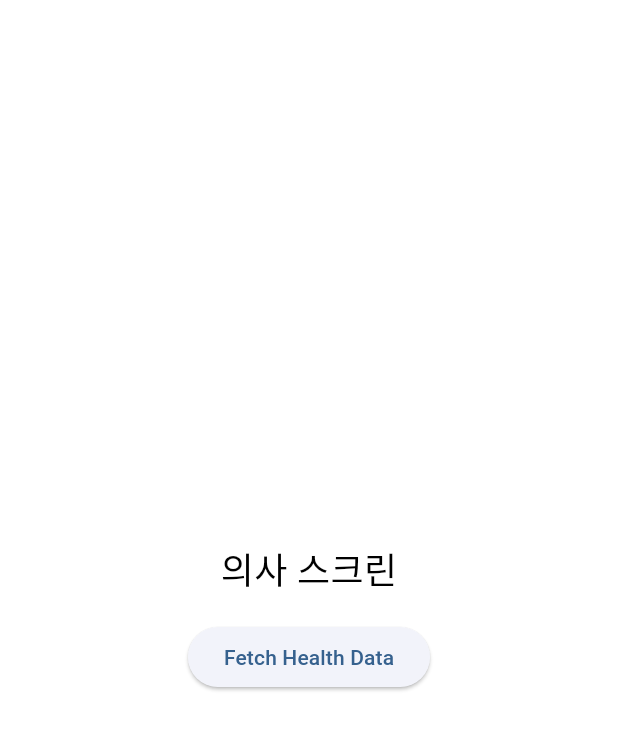
After one commit to sillonjeu/Protector_App, a Flutter app: the screen it shows after launch, after a tap on "Connect to Wear OS", on a phone screen of 412 x 824 dp. The commit adds this screen. Shown: the top 730 px of the screen. Run offline on Flutter 3.47's test engine with Material 3 defaults, Android fonts, the phone set to English and light mode, and no system bars; our stand-ins replace flutter_dotenv, flutter_native_splash, flutter_svg, get; missing offline and left inert: flutter_health_connect, flutter_wear_os_connectivity; Roboto replaces fonts that are missing (Pretendard).

Commit message:
feat: WearOS 연동 준비

```diff
--- a/lib/bindings/root_binding.dart
+++ b/lib/bindings/root_binding.dart
@@ -3,6 +3,7 @@ import 'package:hanieum/viewModels/doctor/doctor_viewmodel.dart';
 import 'package:hanieum/viewModels/telemedicine/telemedicine_viewmodel.dart';
 import '../services/home_service.dart';
 import '../viewModels/home/home_viewmodel.dart';
+import '../viewModels/home/wear_os_connectivity_viewmodel.dart';
 import '../viewModels/root/root_viewmodel.dart';
 
 class RootBinding extends Bindings {
@@ -15,5 +16,6 @@ class RootBinding extends Bindings {
     Get.lazyPut(() => HomeViewModel(service: Get.find()));
     Get.lazyPut(() => TelemedicineViewModel());
     Get.lazyPut(() => DoctorViewModel());
+    Get.lazyPut(() => WearOsConnectivityViewModel());
   }
 }
--- a/lib/services/home_service.dart
+++ b/lib/services/home_service.dart
@@ -1,5 +1,7 @@
 import 'dart:convert';
+import 'dart:typed_data';
 import 'package:flutter_dotenv/flutter_dotenv.dart';
+import 'package:flutter_wear_os_connectivity/flutter_wear_os_connectivity.dart';
 import '../models/home_model.dart';
 import 'package:http/http.dart' as http;
 
@@ -17,3 +19,21 @@ class PatientDrugService {
     }
   }
 }
+
+class WearOsService {
+  final FlutterWearOsConnectivity _connectivity = FlutterWearOsConnectivity();
+
+  Future<void> initialize() async {
+    await _connectivity.configureWearableAPI();
+  }
+
+  Future<List<WearOs>> getConnectedDevices() async {
+    var devices = await _connectivity.getConnectedDevices();
+    return devices.map((device) => WearOs.fromMap(device as Map<String, dynamic>)).toList();  // 변환 함수가 정의되어 있다고 가정
+  }
+
+  Future<String> sendMessage(String message, String deviceId) async {
+    await _connectivity.sendMessage(Uint8List.fromList(message.codeUnits), deviceId: deviceId, path: '/sample-message');
+    return 'Message sent to $deviceId';
+  }
+}
--- /dev/null
+++ b/lib/viewModels/home/wear_os_connectivity_viewmodel.dart
@@ -0,0 +1,42 @@
+import 'package:flutter_wear_os_connectivity/models/index.dart';
+import 'package:get/get.dart';
+import '../../services/home_service.dart';
+
+class WearOsConnectivityViewModel extends GetxController {
+  final WearOsService _service = WearOsService();
+  final RxList<WearOsDevice> connectedDevices = <WearOsDevice>[].obs;
+  final RxString messageStatus = 'Ready to send message'.obs;
+
+  @override
+  void onInit() {
+    super.onInit();
+    initializeService();
+    fetchConnectedDevices();
+  }
+
+  void initializeService() async {
+    await _service.initialize();
+  }
+
+  void fetchConnectedDevices() async {
+    try {
+      var devices = await _service.getConnectedDevices();
+      connectedDevices.assignAll(devices as Iterable<WearOsDevice>);  // 'as' 캐스팅 제거
+    } catch (e) {
+      messageStatus.value = "Failed to fetch devices: $e";
+    }
+  }
+
+  void sendMessage(String deviceId) async {
+    if (connectedDevices.isEmpty) {
+      messageStatus.value = "No connected devices available";
+      return;
+    }
+    try {
+      var result = await _service.sendMessage("Hello from Flutter", deviceId);
+      messageStatus.value = result;
+    } catch (e) {
+      messageStatus.value = "Failed to send message: $e";
+    }
+  }
+}
--- a/lib/viewModels/root/root_viewmodel.dart
+++ b/lib/viewModels/root/root_viewmodel.dart
@@ -9,7 +9,6 @@ class RootViewModel extends GetxController {
   @override
   void onInit() {
     super.onInit();
-
     _selectedIndex = 0.obs;
   }
 
--- a/lib/views/home/home_screen.dart
+++ b/lib/views/home/home_screen.dart
@@ -1,7 +1,7 @@
 import 'package:flutter/material.dart';
-import 'package:flutter_svg/svg.dart';
 import 'package:get/get.dart';
 import 'package:get/get_core/src/get_main.dart';
+import 'package:hanieum/views/home/wear_os_connectivity_screen.dart';
 import '../../models/home_model.dart';
 import '../../utilities/font_system.dart';
 import '../../viewModels/home/home_viewmodel.dart';
@@ -40,6 +40,10 @@ class HomeScreen extends BaseScreen<HomeViewModel> {
               }
               return _buildHorizontalListView(context, drugDoseList);
             }),
+            Padding(
+              padding: const EdgeInsets.symmetric(horizontal: 20, vertical: 30),
+              child: _testConnectWearOS(),
+            ),
           ],
         ),
       ),
@@ -215,6 +219,16 @@ class HomeScreen extends BaseScreen<HomeViewModel> {
     );
   }
 
+  Widget _testConnectWearOS() {
+    return ElevatedButton(
+      onPressed: () {
+        // GetX의 네비게이션 기능을 사용하여 WearOsConnectivityScreen으로 이동
+        Get.to(() => WearOsConnectivityScreen());
+      },
+      child: Text('Connect to Wear OS'),
+    );
+  }
+
   @override
   bool get wrapWithOuterSafeArea => true;
 
--- /dev/null
+++ b/lib/views/home/wear_os_connectivity_screen.dart
@@ -0,0 +1,138 @@
+import 'package:flutter/material.dart';
+import 'package:flutter_health_connect/flutter_health_connect.dart';
+import 'package:get/get.dart';
+import '../../viewModels/home/wear_os_connectivity_viewmodel.dart';
+import '../base/base_screen.dart';
+
+class WearOsConnectivityScreen extends BaseScreen<WearOsConnectivityViewModel> {
+  WearOsConnectivityScreen({super.key});
+
+  @override
+  final WearOsConnectivityViewModel viewModel = Get.find<WearOsConnectivityViewModel>();
+
+  @override
+  Widget buildBody(BuildContext context) {
+    return HealthDataPage();
+  }
+
+  @override
+  bool get wrapWithOuterSafeArea => true;
+
+  @override
+  bool get wrapWithInnerSafeArea => true;
+}
+
+class HealthDataPage extends BaseScreen<WearOsConnectivityViewModel> {
+  const HealthDataPage({super.key});
+
+  @override
+  Widget buildBody(BuildContext context) {
+    return Column(
+      children: <Widget>[
+        Expanded(
+          child: PageView(
+            children: <Widget>[
+              HealthDataContainer(),
+              // 다른 컨테이너 추가 가능
+            ],
+          ),
+        ),
+      ],
+    );
+  }
+}
+
+class HealthDataContainer extends StatelessWidget {
+  HealthDataContainer({super.key});
+
+  final List<HealthConnectDataType> types = [
+    HealthConnectDataType.Steps,
+    HealthConnectDataType.ExerciseSession,
+  ];
+
+  Future<void> _fetchHealthData(BuildContext context) async {
+    bool readOnly = true;
+    String resultText = '';
+    String token = '';
+
+    try {
+      print('Checking if API is supported...');
+      bool isApiSupported = await HealthConnectFactory.isApiSupported();
+      print('API Supported: $isApiSupported');
+
+      print('Checking if Health Connect is available...');
+      bool isAvailable = await HealthConnectFactory.isAvailable();
+      print('Health Connect Available: $isAvailable');
+
+      if (!isAvailable) {
+        print('Installing Health Connect...');
+        await HealthConnectFactory.installHealthConnect();
+        print('Health Connect installation initiated.');
+      }
+
+      print('Checking permissions...');
+      bool hasPermissions = await HealthConnectFactory.hasPermissions(types, readOnly: readOnly);
+      print('Has Permissions: $hasPermissions');
+
+      if (!hasPermissions) {
+        print('Requesting permissions...');
+        await HealthConnectFactory.requestPermissions(types, readOnly: readOnly);
+        print('Permissions requested.');
+      }
+
+      print('Fetching changes token...');
+      token = await HealthConnectFactory.getChangesToken(types);
+      print('Token: $token');
+
+      print('Fetching changes...');
+      var changes = await HealthConnectFactory.getChanges(token);
+      print('Changes: $changes');
+
+      var startTime = DateTime.now().subtract(const Duration(days: 4));
+      var endTime = DateTime.now();
+
+      print('Fetching records...');
+      final requests = <Future>[];
+      Map<String, dynamic> typePoints = {};
+      for (var type in types) {
+        requests.add(HealthConnectFactory.getRecord(
+          type: type,
+          startTime: startTime,
+          endTime: endTime,
+        ).then((value) {
+          typePoints.addAll({type.name: value});
+          print('Fetched ${type.name}: $value');
+        }));
+      }
+      await Future.wait(requests);
+
+      resultText = '$typePoints';
+      print('All records fetched: $resultText');
+    } catch (e) {
+      resultText = e.toString();
+      print('Error fetching data: $resultText');
+    }
+
+    ScaffoldMessenger.of(context).showSnackBar(SnackBar(content: Text(resultText)));
+  }
+
+  @override
+  Widget build(BuildContext context) {
+    return Container(
+      color: Colors.white,
+      child: Center(
+        child: Column(
+          mainAxisAlignment: MainAxisAlignment.center,
+          children: [
+            Text('의사 스크린', style: TextStyle(color: Colors.black, fontSize: 24)),
+            SizedBox(height: 16),
+            ElevatedButton(
+              onPressed: () => _fetchHealthData(context),
+              child: const Text('Fetch Health Data'),
+            ),
+          ],
+        ),
+      ),
+    );
+  }
+}
--- a/lib/views/root/root_screen.dart
+++ b/lib/views/root/root_screen.dart
@@ -1,6 +1,7 @@
 import 'package:flutter/material.dart';
 import 'package:get/get.dart';
 import 'package:hanieum/views/doctor/doctor_screen.dart';
+import 'package:hanieum/views/home/wear_os_connectivity_screen.dart';
 import 'package:hanieum/views/telemedicine/telemedicine_screen.dart';
 import '../../viewModels/root/root_viewmodel.dart';
 import '../base/base_screen.dart';
@@ -20,6 +21,7 @@ class RootScreen extends BaseScreen<RootViewModel> {
           HomeScreen(), // 0
           TelemedicineScreen(), // 1
           DoctorScreen(), // 2
+          WearOsConnectivityScreen(), // 4
         ],
       ),
     );
--- a/pubspec.yaml
+++ b/pubspec.yaml
@@ -52,6 +52,8 @@ dependencies:
   shared_preferences: ^2.2.2
   flutter_secure_storage: ^4.2.1
   rive: ^0.13.1
+  flutter_health_connect: ^1.2.3
+  flutter_wear_os_connectivity: ^1.0.0
 
 dev_dependencies:
   flutter_test:
```
Also changed, not shown: lib/models/home_model.dart (+19 -0 lines), pubspec.lock, 4 other files.
